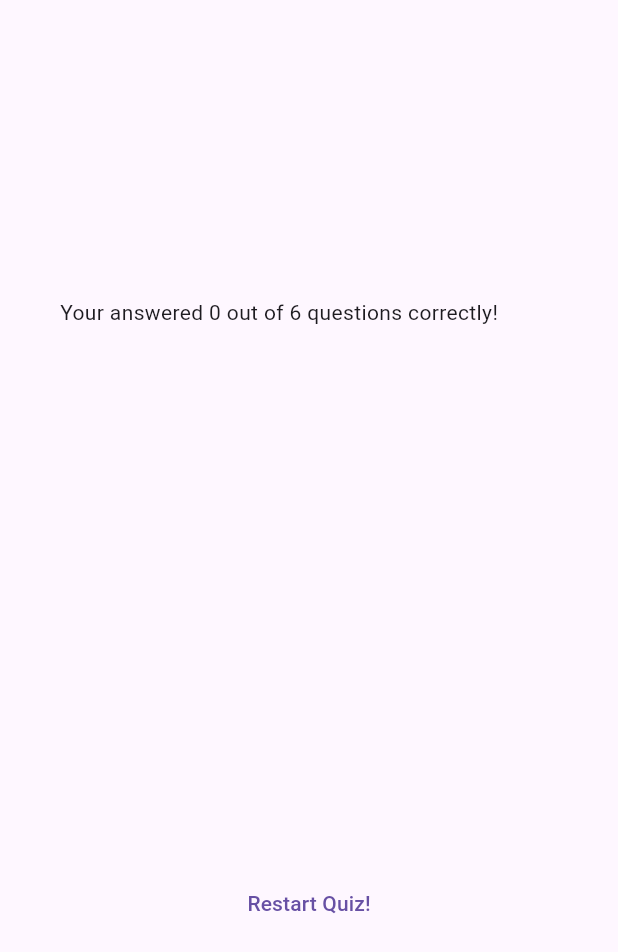
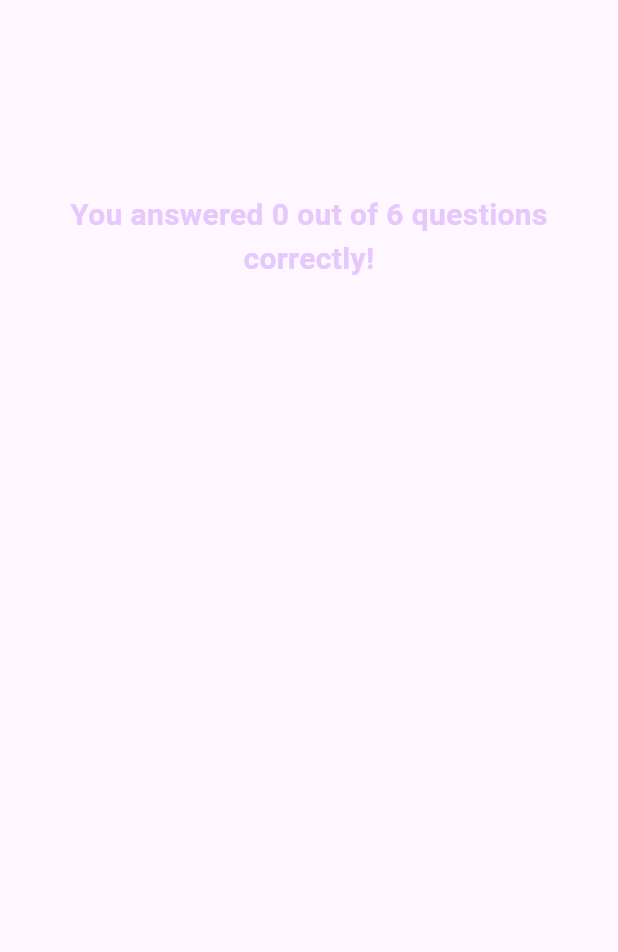
Before and after one commit to AlexFerreira10/quizz-app, a Flutter app: the ResultsScreen widget shown alone on an empty page, opened directly with empty values, on a phone screen of 412 x 824 dp. Shown: the top 952 px of the screen. Run offline on Flutter 3.47's test engine with Material 3 defaults, Android fonts, the phone set to English and light mode, and no system bars.

Commit message:
feat: refactor questions_summary widget

```diff
--- a/lib/pages/results_screen.dart
+++ b/lib/pages/results_screen.dart
@@ -1,16 +1,18 @@
 import 'package:flutter/material.dart';
 import 'package:quiz_app/data/questions.dart';
-import 'package:quiz_app/widgets/questions_summary.dart';
+import 'package:quiz_app/widgets/questions_sumary/questions_summary.dart';
 
 class ResultsScreen extends StatelessWidget {
-  const ResultsScreen({super.key, required this.chosenAnswers});
+  const ResultsScreen(
+      {super.key, required this.chosenAnswers, required this.onRestart});
 
   final List<String> chosenAnswers;
+  final void Function() onRestart;
 
   List<Map<String, Object>> getSummarydata() {
     final List<Map<String, Object>> summary = [];
 
-    for (var i = 0; i < chosenAnswers.length; i++) {
+    for (int i = 0; i < chosenAnswers.length; i++) {
       summary.add({
         'questions_index': i,
         'questions': questions[i].text,
@@ -33,24 +35,35 @@ class ResultsScreen extends StatelessWidget {
     return SizedBox(
       width: double.infinity,
       child: Container(
-        margin: EdgeInsets.all(40),
-        child: Expanded(
+        margin: const EdgeInsets.all(40),
         child: Column(
           mainAxisAlignment: MainAxisAlignment.center,
-            crossAxisAlignment: CrossAxisAlignment.stretch,
           children: [
             Text(
-                  'Your answered $numCorrectQuestions out of $numTotalQuestions questions correctly!'),
-              SizedBox(
+              'You answered $numCorrectQuestions out of $numTotalQuestions questions correctly!',
+              style: TextStyle(
+                color: const Color.fromARGB(255, 230, 200, 253),
+                fontSize: 20,
+                fontWeight: FontWeight.bold,
+              ),
+              textAlign: TextAlign.center,
+            ),
+            const SizedBox(
               height: 30,
             ),
             QuestionsSummary(summaryData),
-              SizedBox(
+            const SizedBox(
               height: 30,
             ),
-              TextButton(onPressed: () {}, child: Text('Restart Quiz!')),
+            TextButton.icon(
+              onPressed: onRestart,
+              style: TextButton.styleFrom(
+                foregroundColor: Colors.white,
+              ),
+              icon: const Icon(Icons.refresh),
+              label: const Text('Restart Quiz'),
+            ),
           ],
-          ),
         ),
       ),
     );
--- /dev/null
+++ b/lib/widgets/questions_sumary/questions_summary.dart
@@ -0,0 +1,22 @@
+import 'package:flutter/material.dart';
+import 'package:quiz_app/widgets/questions_sumary/summary_item.dart';
+
+class QuestionsSummary extends StatelessWidget {
+  const QuestionsSummary(this.summaryData, {super.key});
+
+  final List<Map<String, Object>> summaryData;
+
+  @override
+  Widget build(BuildContext context) => SizedBox(
+        height: 400,
+        child: SingleChildScrollView(
+          child: Column(
+            children: summaryData.map(
+              (data) {
+                return SummaryItem(itemData: data);
+              },
+            ).toList(),
+          ),
+        ),
+      );
+}
--- a/lib/widgets/questions_summary.dart
+++ /dev/null
@@ -1,35 +0,0 @@
-import 'package:flutter/material.dart';
-
-class QuestionsSummary extends StatelessWidget {
-  const QuestionsSummary(this.summaryData, {super.key});
-
-  final List<Map<String, Object>> summaryData;
-
-  @override
-  Widget build(BuildContext context) {
-    return SizedBox(
-      height: 300,
-      child: SingleChildScrollView(
-        child: Column(
-          children: summaryData.map(
-            (data) {
-              return Row(
-                children: [
-                  Text(((data['questions_index'] as int) + 1).toString()),
-                  Column(
-                    children: [
-                      Text(data['questions'] as String),
-                      const SizedBox(height: 5),
-                      Text(data['user_answer'] as String),
-                      Text(data['correct_answer'] as String),
-                    ],
-                  )
-                ],
-              );
-            },
-          ).toList(),
-        ),
-      ),
-    );
-  }
-}
```
Also changed, not shown: lib/widgets/my_app.dart (+8 -0 lines), lib/widgets/questions_sumary/question_identifier.dart (added, +36 -0 lines), lib/widgets/questions_sumary/summary_item.dart (added, +56 -0 lines). Lines whose indentation alone changed are shown as unchanged.
